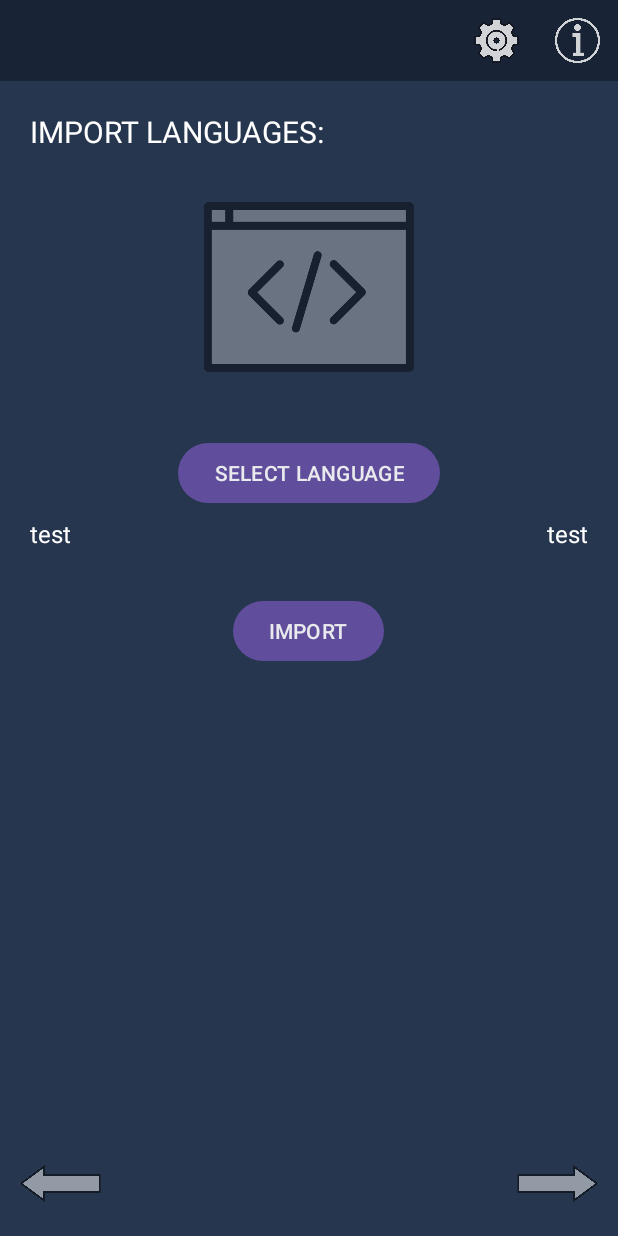
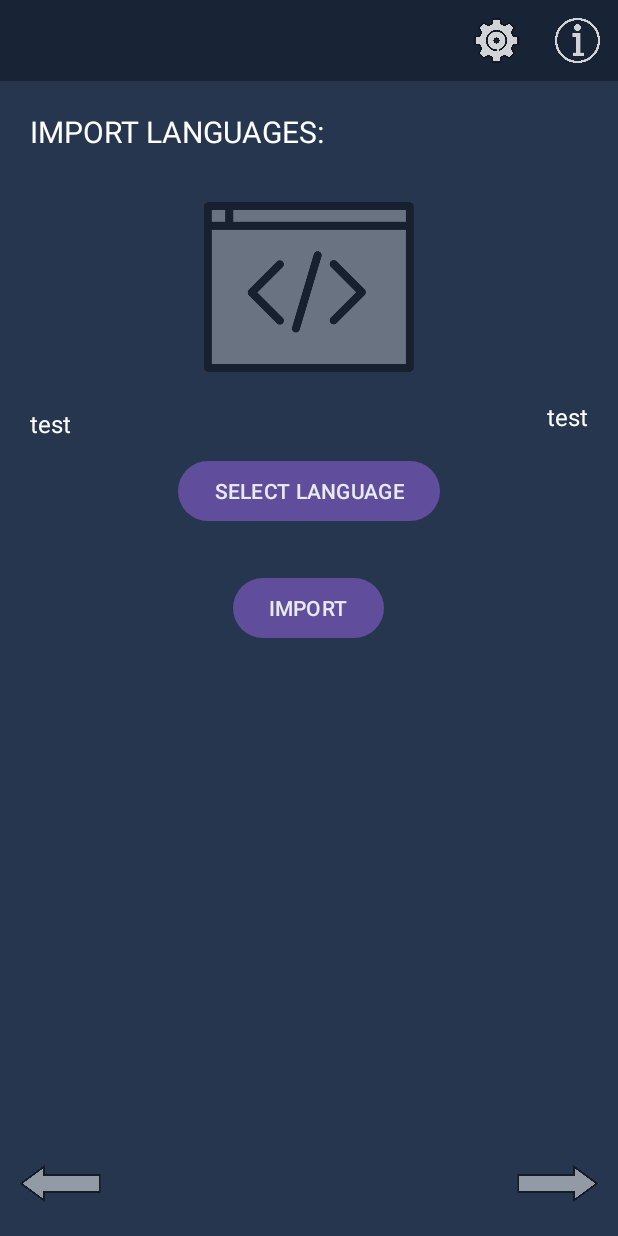
Before and after one commit to Iron16Bit/icp-app, an Android app: the layout activity_languages.xml on its own in the app's theme, with its tools: preview values and no code run, on a phone screen of 412 x 824 dp. Run offline under Robolectric (Android 15) with nearby library versions, the phone set to English and light mode, and no system bars; network calls fail.

Commit message:
Fixed UI

```diff
--- a/app/src/main/java/com/icp/icp_app/PopUpFragment.kt
+++ b/app/src/main/java/com/icp/icp_app/PopUpFragment.kt
@@ -30,7 +30,9 @@ class PopUpFragment : DialogFragment() {
                 "\n" +
                 "SELECT LANGUAGE: select from local storage the support for the programming languages used in the slides. Then press import on the right\n" +
                 "\n" +
-                "SHOW SLIDES: open slides in browser\n"
+                "SHOW SLIDES: open slides in browser\n" +
+                "\n" +
+                "NB: only Firefox supports C++, Python and Java"
         text.text = textString
         text.movementMethod = ScrollingMovementMethod()
 
--- a/app/src/main/res/layout/activity_languages.xml
+++ b/app/src/main/res/layout/activity_languages.xml
@@ -72,16 +72,6 @@
                 android:layout_below="@id/TitleLanguages"
                 android:src="@drawable/languages"/>
 
-            <Button
-                android:id="@+id/SelectLanguage"
-                android:layout_width="wrap_content"
-                android:layout_height="wrap_content"
-                android:layout_centerHorizontal="true"
-                android:layout_below="@id/ImageLanguages"
-                android:layout_marginTop="30dp"
-                android:alpha="0.9"
-                android:text="SELECT LANGUAGE"/>
-
             <TextView
                 android:id="@+id/AvailableLanguages"
                 android:layout_width="wrap_content"
@@ -89,7 +79,7 @@
                 android:layout_alignParentEnd="true"
                 android:layout_marginEnd="10dp"
                 android:layout_marginTop="5dp"
-                android:layout_below="@id/SelectLanguage"
+                android:layout_below="@id/ImageLanguages"
                 android:textColor="@color/white"
                 android:textSize="16sp"
                 android:text="test"/>
@@ -98,20 +88,30 @@
                 android:id="@+id/NeededLanguages"
                 android:layout_width="wrap_content"
                 android:layout_height="wrap_content"
-                android:layout_below="@id/SelectLanguage"
+                android:layout_below="@id/ImageLanguages"
                 android:layout_alignParentStart="true"
                 android:layout_marginStart="10dp"
-                android:layout_marginTop="5dp"
+                android:layout_marginTop="10dp"
                 android:textColor="@color/white"
                 android:textSize="16sp"
                 android:text="test"/>
+
+            <Button
+                android:id="@+id/SelectLanguage"
+                android:layout_width="wrap_content"
+                android:layout_height="wrap_content"
+                android:layout_centerHorizontal="true"
+                android:layout_below="@id/NeededLanguages"
+                android:layout_marginTop="10dp"
+                android:alpha="0.9"
+                android:text="SELECT LANGUAGE"/>
 
             <Button
                 android:id="@+id/ImportLanguage"
                 android:layout_width="wrap_content"
                 android:layout_height="wrap_content"
                 android:layout_centerHorizontal="true"
-                android:layout_below="@id/AvailableLanguages"
+                android:layout_below="@id/SelectLanguage"
                 android:layout_marginTop="30dp"
                 android:alpha="0.9"
                 android:text="IMPORT"/>
```
Also changed, not shown: app/src/main/java/com/icp/icp_app/MainActivity2.kt (+11 -4 lines).
